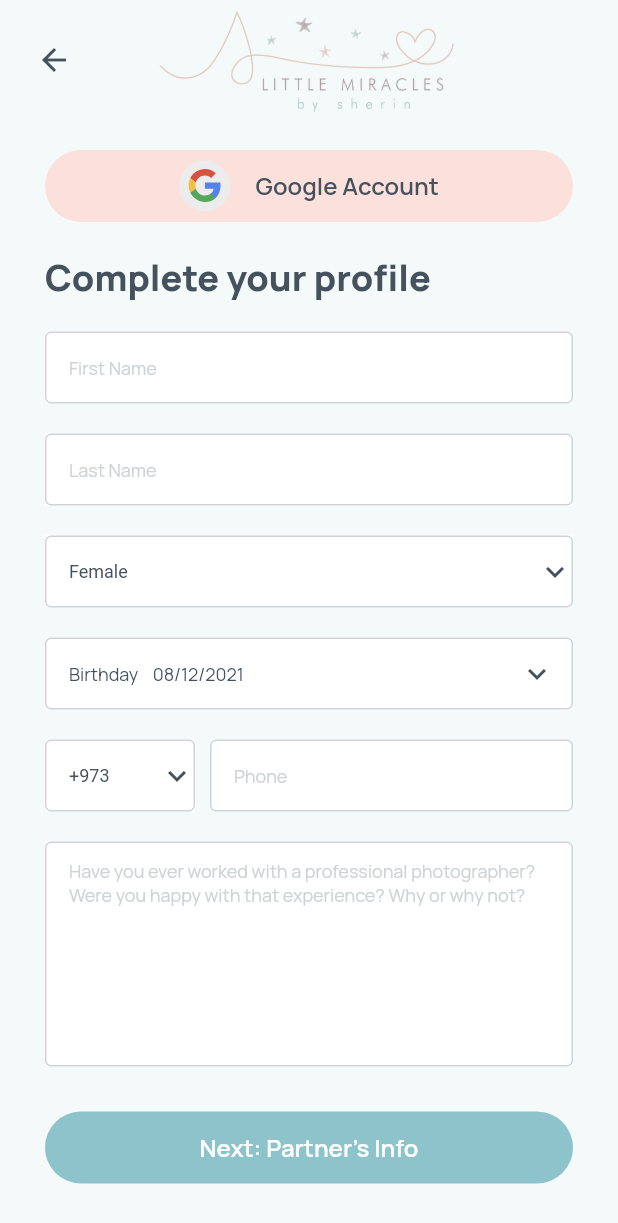
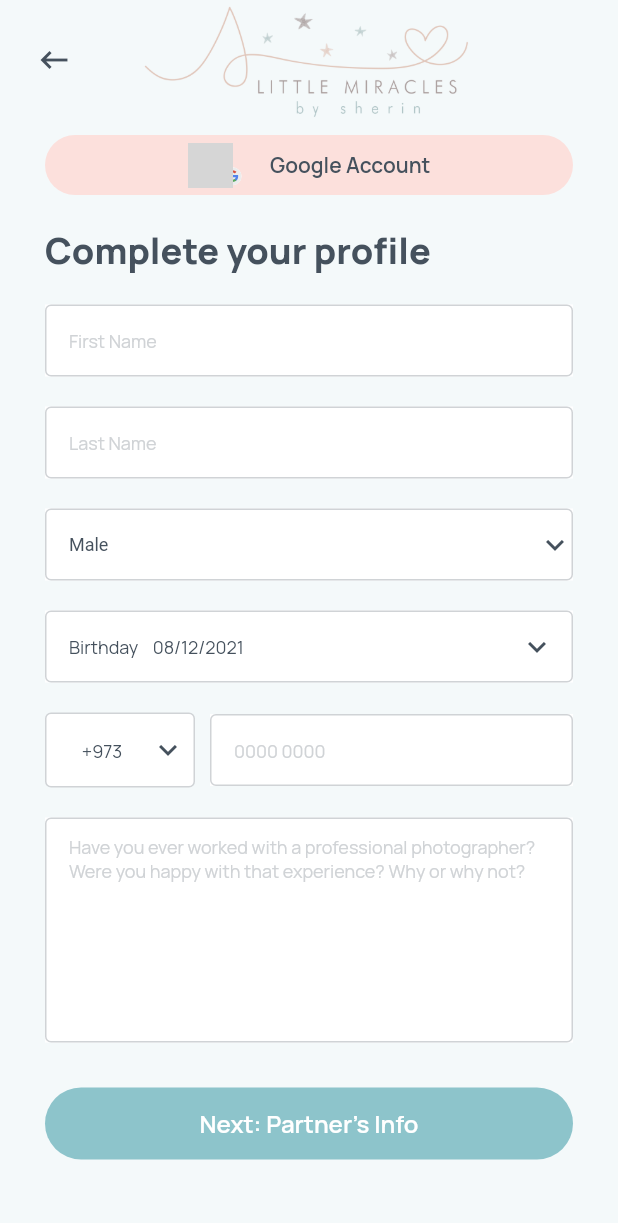
Before and after one commit to VII-Tech-Solutions/LittleMiraclesApp, a Flutter app: the CompleteProfilePage screen opened directly, on a phone screen of 412 x 824 dp. Shown: the top 1223 px of the screen. Run offline on Flutter 3.47's test engine with Material 2 defaults, Android fonts, the light colour scheme and no system bars; drawn by our look-alikes of country_code_picker; our stand-ins replace cached_network_image, flutter_html, flutter_svg, google_fonts, google_sign_in, shared_preferences and 1 more; accounts and stored records are empty; network calls fail; statements that could not run were skipped; grey boxes are pictures that could not be loaded.

Commit message:
working on registration process

```diff
--- /dev/null
+++ b/lib/extensions/stringExtension.dart
@@ -0,0 +1,5 @@
+extension StringExtension on String {
+  String firstLetterToUpper() {
+    return "${this[0].toUpperCase()}${this.substring(1)}";
+  }
+}
--- a/lib/main.dart
+++ b/lib/main.dart
@@ -3,6 +3,7 @@
 import 'package:flutter/services.dart';
 import 'package:provider/provider.dart';
 import 'package:google_fonts/google_fonts.dart';
+import 'package:country_code_picker/country_localizations.dart';
 //GLOBAL
 //MODELS
 //PROVIDERS
@@ -47,6 +48,12 @@
         ),
       ],
       child: MaterialApp(
+        supportedLocales: [
+          Locale("en"),
+        ],
+        localizationsDelegates: [
+          CountryLocalizations.delegate,
+        ],
         title: 'Little Miracles',
         debugShowCheckedModeBanner: false,
         theme: ThemeData(
--- a/lib/pages/login/completeProfilePage.dart
+++ b/lib/pages/login/completeProfilePage.dart
@@ -1,15 +1,18 @@
 //PACKAGES
 import 'package:flutter/material.dart';
+import 'package:country_code_picker/country_code_picker.dart';
 //GLOBAL
 import '../../global/colors.dart';
+import '../../global/const.dart';
 import '../../global/globalHelpers.dart';
 //MODELS
 //PROVIDERS
 //WIDGETS
 import '../../widgets/texts/titleText.dart';
-import '../../widgets/buttons/filledButtonWidget.dart';
 import '../../widgets/form/formTextField.dart';
 import '../../widgets/appbars/appBarWithLogo.dart';
+import '../../widgets/buttons/filledButtonWidget.dart';
+import '../../widgets/containers/registrationAccountTypeContainer.dart';
 //PAGES
 import '../../pages/login/partnerPage.dart';
 
@@ -22,14 +25,14 @@
 
 class _CompleteProfilePageState extends State<CompleteProfilePage> {
   final _formKey = GlobalKey<FormState>();
-  String selectedValue = 'Female';
-  String codeSelectedValue = '+973';
+  String _genderValue = '1';
+  String _countryCodeValue = '+973';
 
-  final firstNameController = TextEditingController();
-  final lastNameController = TextEditingController();
-  final birthdayController = TextEditingController();
-  final phoneController = TextEditingController();
-  final detailsController = TextEditingController();
+  final _firstNameController = TextEditingController();
+  final _lastNameController = TextEditingController();
+  final _birthdayController = TextEditingController();
+  final _phoneController = TextEditingController();
+  final _detailsController = TextEditingController();
 
   DateTime selectedDate = DateTime.now();
 
@@ -55,16 +58,7 @@
         child: Column(
           crossAxisAlignment: CrossAxisAlignment.start,
           children: [
-            Padding(
-              padding: const EdgeInsets.only(top: 10.0),
-              child: FilledButtonWidget(
-                margin: EdgeInsets.fromLTRB(30.0, 10.0, 30.0, 0.0),
-                onPress: () {},
-                type: ButtonType.generalPink,
-                title: 'Google Account',
-                assetName: 'assets/images/iconsSocialGoogle.svg',
-              ),
-            ),
+            RegistrationAccountTypeContainer("profileUrl", SSOType.google),
             TitleText(
               customPadding: EdgeInsets.fromLTRB(30.0, 20.0, 16.0, 10.0),
               title: 'Complete your profile',
@@ -76,11 +70,11 @@
                 children: [
                   FormTextFieldWidget(
                     title: 'First Name',
-                    controller: firstNameController,
+                    controller: _firstNameController,
                   ),
                   FormTextFieldWidget(
                     title: 'Last Name',
-                    controller: lastNameController,
+                    controller: _lastNameController,
                   ),
                   Container(
                     color: AppColors.whiteFFFFFF,
@@ -91,15 +85,14 @@
                         fontSize: 12,
                         fontWeight: FontWeight.w400,
                       ),
-                      value: selectedValue,
+                      value: _genderValue,
                       items: <DropdownMenuItem<String>>[
-                        DropdownMenuItem(
-                            child: Text('Female'), value: 'Female'),
-                        DropdownMenuItem(child: Text('Male'), value: 'Male'),
+                        DropdownMenuItem(child: Text('Male'), value: '1'),
+                        DropdownMenuItem(child: Text('Female'), value: '2'),
                       ],
                       onChanged: (value) {
                         setState(() {
-                          selectedValue = value.toString();
+                          _genderValue = value.toString();
                         });
                       },
                       icon: Icon(
@@ -120,7 +113,7 @@
                     ),
                   ),
                   FormTextFieldWidget(
-                    controller: birthdayController,
+                    controller: _birthdayController,
                     title:
                         'Birthday\t\t\t\t${DateFormatClass().getDate('${selectedDate}')}',
                     hintStyle: TextStyle(
@@ -144,60 +137,55 @@
                     children: [
                       Container(
                         width: 100,
-                        color: AppColors.whiteFFFFFF,
                         margin:
                             const EdgeInsets.fromLTRB(30.0, 10.0, 0.0, 10.0),
-                        child: DropdownButtonFormField(
-                          style: TextStyle(
+                        decoration: BoxDecoration(
+                            color: AppColors.whiteFFFFFF,
+                            borderRadius: BorderRadius.circular(4),
+                            border: Border.all(
+                              color: AppColors.greyD0D3D6,
+                              width: 1,
+                            )),
+                        child: Row(
+                          mainAxisAlignment: MainAxisAlignment.center,
+                          crossAxisAlignment: CrossAxisAlignment.center,
+                          children: [
+                            CountryCodePicker(
+                              padding: EdgeInsets.zero,
+                              favorite: ['+973'],
+                              onChanged: (val) =>
+                                  _countryCodeValue = val.dialCode!,
+                              showFlag: false,
+                              showFlagDialog: true,
+                              initialSelection: _countryCodeValue,
+                              textStyle: TextStyle(
                                 color: AppColors.black45515D,
                                 fontSize: 12,
                                 fontWeight: FontWeight.w400,
                               ),
-                          value: codeSelectedValue,
-                          items: <DropdownMenuItem<String>>[
-                            DropdownMenuItem(
-                                child: Text('+973'), value: '+973'),
-                            DropdownMenuItem(
-                                child: Text('+965'), value: '+965'),
-                          ],
-                          onChanged: (value) {
-                            setState(() {
-                              selectedValue = value.toString();
-                            });
-                          },
-                          icon: Icon(
+                            ),
+                            Icon(
                               Icons.expand_more,
                               color: AppColors.black45515D,
                             ),
-                          hint: Text('+973'),
-                          decoration: InputDecoration(
-                            contentPadding: const EdgeInsets.fromLTRB(
-                                16.0, 11.0, 16.0, 11.0),
-                            enabledBorder: OutlineInputBorder(
-                              borderSide:
-                                  BorderSide(color: AppColors.greyD0D3D6),
-                            ),
-                            focusedBorder: OutlineInputBorder(
-                              borderSide:
-                                  BorderSide(color: AppColors.greyD0D3D6),
-                            ),
-                          ),
+                          ],
                         ),
                       ),
                       Expanded(
                         child: FormTextFieldWidget(
-                          controller: phoneController,
-                          title: 'Phone',
+                          controller: _phoneController,
+                          title: '0000 0000',
                           customMargin:
                               const EdgeInsets.fromLTRB(10.0, 10.0, 30.0, 10.0),
+                          inputType: TextInputType.phone,
                         ),
                       ),
                     ],
                   ),
                   FormTextFieldWidget(
-                    controller: detailsController,
+                    controller: _detailsController,
                     title: 'Have you ever worked with a professional photographer?' +
-                        'Were you happy with that experience? Why or why not?',
+                        ' Were you happy with that experience? Why or why not?',
                     maxLines: 8,
                   ),
                   FilledButtonWidget(
--- a/lib/pages/login/loginPage.dart
+++ b/lib/pages/login/loginPage.dart
@@ -189,13 +189,20 @@
                 assetName: 'assets/images/iconsSocialGoogle.svg',
               ),
               ButtonWithIconWidget(
+                onPress: () {
+                  Navigator.push(
+                    context,
+                    MaterialPageRoute(
+                      builder: (context) => CompleteProfilePage(),
+                    ),
+                  );
+                },
                 buttonText: 'Login using Facebook',
-                onPress: () {},
                 assetName: 'assets/images/iconsSocialFacebook.svg',
               ),
               ButtonWithIconWidget(
+                onPress: () {},
                 buttonText: 'Login using Snapchat',
-                onPress: () {},
                 assetName: 'assets/images/iconsSocialSnapchat.svg',
               ),
               SizedBox(height: MediaQuery.of(context).padding.bottom + 24),
--- a/lib/providers/auth.dart
+++ b/lib/providers/auth.dart
@@ -249,6 +249,7 @@
             'userRealName': _userRealName,
             'userAvatar': _userAvatar,
             'provider': provider,
+            'firstOpen': false,
           }));
 
       notifyListeners();
@@ -286,8 +287,6 @@
           'provider': SSOType.google,
         };
 
-        print(body);
-
         return socialLogin(body, SSOType.google);
       }
     } catch (error) {
--- a/lib/widgets/appbars/appBarWithLogo.dart
+++ b/lib/widgets/appbars/appBarWithLogo.dart
@@ -23,7 +23,7 @@
         padding: EdgeInsets.only(left: 16.0),
         child: IconButton(
           icon: Icon(
-            Icons.arrow_back_sharp,
+            Icons.keyboard_backspace,
             color: AppColors.black45515D,
             size: 24,
           ),
@@ -34,7 +34,7 @@
       ),
       title: Image.asset(
         'assets/images/logoNameColor.png',
-        width: 208,
+        width: MediaQuery.of(context).size.width * 0.555,
       ),
     );
   }
--- /dev/null
+++ b/lib/widgets/containers/registrationAccountTypeContainer.dart
@@ -0,0 +1,80 @@
+//PACKAGES
+import 'package:flutter/material.dart';
+import 'package:flutter_svg/flutter_svg.dart';
+//EXTENSION
+import '../../extensions/stringExtension.dart';
+//GLOBAL
+import '../../global/colors.dart';
+//MODELS
+//PROVIDERS
+//WIDGETS
+//PAGES
+
+class RegistrationAccountTypeContainer extends StatelessWidget {
+  final String profileUrl;
+  final String accountType;
+  const RegistrationAccountTypeContainer(this.profileUrl, this.accountType);
+
+  @override
+  Widget build(BuildContext context) {
+    return Container(
+      margin: EdgeInsets.fromLTRB(30.0, 10.0, 30.0, 0.0),
+      height: 40,
+      decoration: BoxDecoration(
+        color: AppColors.pinkFCE0DC,
+        borderRadius: BorderRadius.circular(24),
+      ),
+      child: Row(
+        mainAxisAlignment: MainAxisAlignment.center,
+        crossAxisAlignment: CrossAxisAlignment.center,
+        children: [
+          Container(
+            width: 45,
+            child: Stack(
+              children: [
+                ClipRRect(
+                  borderRadius: BorderRadius.circular(50),
+                  child: Image.network(
+                    'https://lh3.googleusercontent.com/a/AATXAJy-lBvx_gA-szazGoaaJa-ntKdV979P10N0loni=s96-c',
+                    height: 30,
+                    width: 30,
+                  ),
+                ),
+                Positioned(
+                  bottom: 0,
+                  right: 7.5,
+                  child: Container(
+                    height: 15,
+                    width: 15,
+                    decoration: BoxDecoration(
+                      color: Colors.white,
+                      borderRadius: BorderRadius.circular(50),
+                      border: Border.all(
+                        color: AppColors.pinkFCE0DC,
+                        width: 1.5,
+                      ),
+                    ),
+                    child: SvgPicture.asset(
+                      'assets/images/iconsSocial${accountType.firstLetterToUpper()}.svg',
+                      width: 15,
+                      height: 15,
+                    ),
+                  ),
+                )
+              ],
+            ),
+          ),
+          SizedBox(width: 10),
+          Text(
+            '${accountType.firstLetterToUpper()} Account',
+            style: TextStyle(
+              color: AppColors.black45515D,
+              fontSize: 14,
+              fontWeight: FontWeight.w600,
+            ),
+          ),
+        ],
+      ),
+    );
+  }
+}
--- a/lib/widgets/form/formTextField.dart
+++ b/lib/widgets/form/formTextField.dart
@@ -16,6 +16,7 @@
   final VoidCallback? onTap;
   final Icon? suffixIcon;
   final TextEditingController? controller;
+  final TextInputType inputType;
   const FormTextFieldWidget({
     this.title,
     this.hintStyle = const TextStyle(color: AppColors.greyD0D3D6),
@@ -24,6 +25,7 @@
     this.customMargin = const EdgeInsets.fromLTRB(30.0, 10.0, 30.0, 10.0),
     this.onTap,
     this.suffixIcon,
+    this.inputType = TextInputType.multiline,
     required this.controller,
   });
 
@@ -39,7 +41,7 @@
           fontSize: 12,
         ),
         onTap: onTap,
-        keyboardType: TextInputType.multiline,
+        keyboardType: inputType,
         maxLines: maxLines,
         textInputAction: TextInputAction.next,
         validator: (value) {
--- a/pubspec.yaml
+++ b/pubspec.yaml
@@ -42,7 +42,9 @@
   device_info_plus: ^3.1.1
   package_info_plus: ^1.3.0
   shared_preferences: ^2.0.9
+  country_code_picker: ^2.0.2
   cached_network_image: ^3.2.0
+
 
 
 
```
Also changed, not shown: pubspec.lock. Lines whose indentation alone changed are shown as unchanged.
